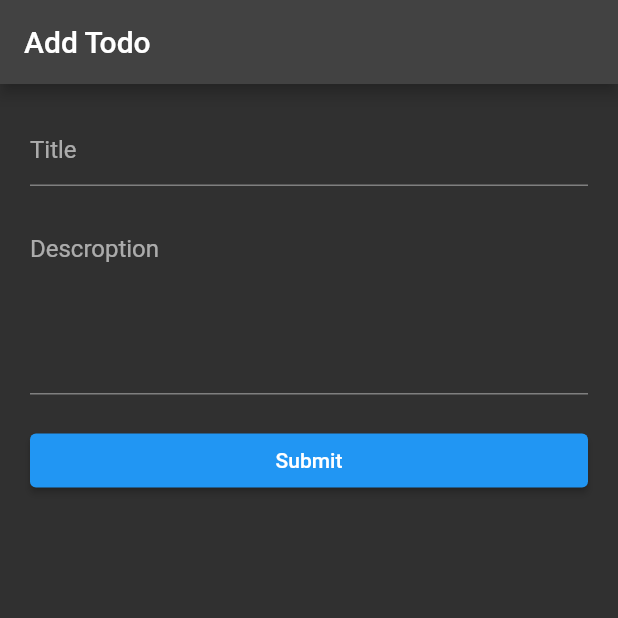
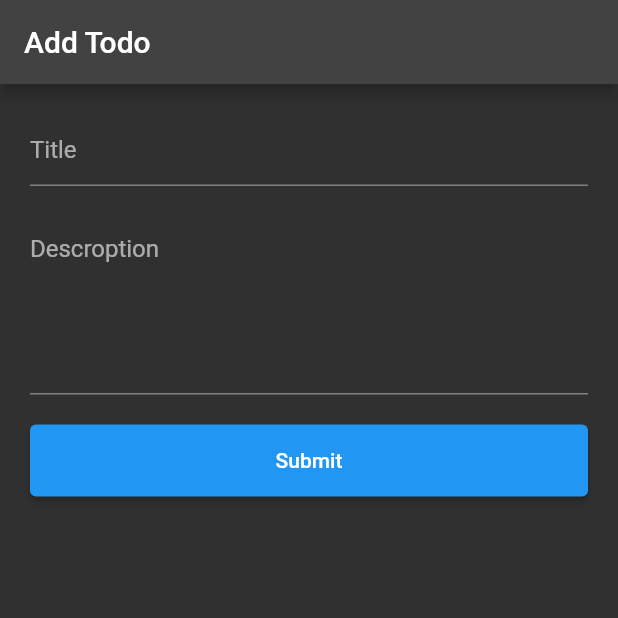
Before and after one commit to Farihazultana/Todo-Flutter, a Flutter app: the AddTodoPage screen opened directly, on a phone screen of 412 x 824 dp, the top half of it. Run offline on Flutter 3.47's test engine with Material 2 defaults, Android fonts, the phone set to English and light mode, and no system bars; network calls fail.

Commit message:
#12 Customized Edit page

```diff
--- a/lib/screens/add_page.dart
+++ b/lib/screens/add_page.dart
@@ -51,10 +51,18 @@ class _AddTodoPageState extends State<AddTodoPage> {
           const SizedBox(
             height: 20,
           ),
-          ElevatedButton(onPressed: submitData, child: const Text('Submit'))
+          ElevatedButton(
+              onPressed: isEdit? updateData : submitData,
+              child: Padding(
+                  padding: const EdgeInsets.all(16.0),
+                  child: Text(isEdit ? 'Update' : 'Submit')))
         ],
       ),
     );
+  }
+
+  Future<void> updateData() async {
+
   }
 
   Future<void> submitData() async {
```
